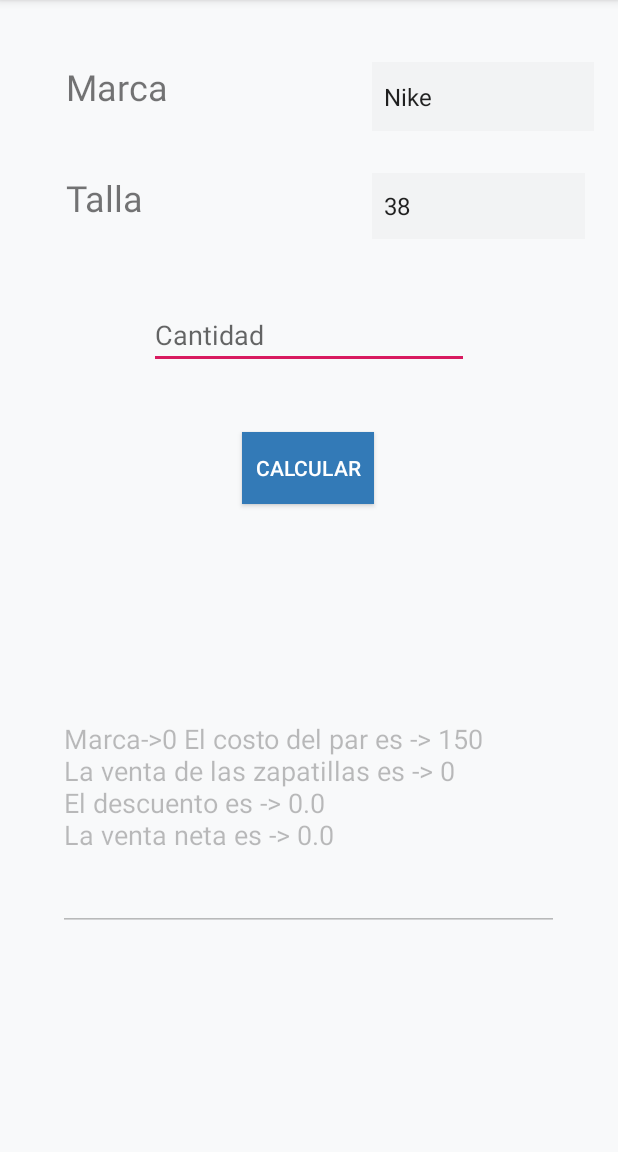
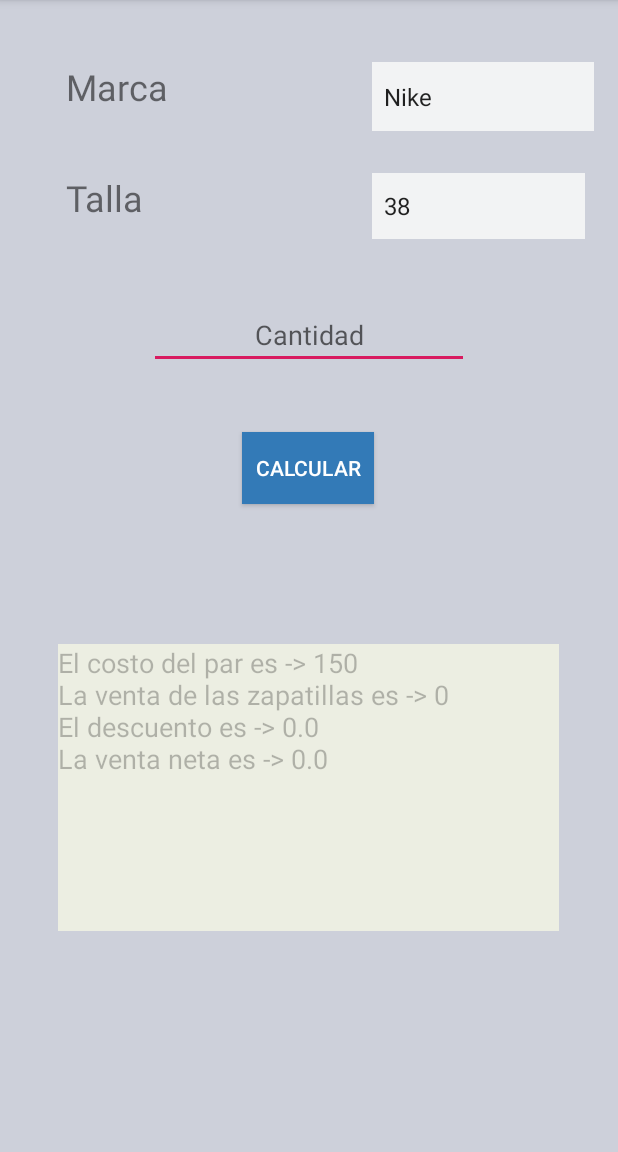
Before and after one commit to Ritoooo/App_clases, an Android app: the screen it shows after launch (Principal), after a tap on "CALCULAR", on a phone screen of 412 x 824 dp, the part 84-1236 px from its top. Run offline under Robolectric (Android 15) with nearby library versions, the phone set to English and light mode, and no system bars; 1 statement that could not run was skipped.

```diff
--- a/app/src/main/java/ucv/android/principal/ProductoDAO.java
+++ b/app/src/main/java/ucv/android/principal/ProductoDAO.java
@@ -24,7 +24,7 @@ public class ProductoDAO {
         double ventaNeta = calcularVentaNeta(this.objProductoBean);
         this.objProductoBean.setVentaNeta(ventaNeta);
 
-        mensaje =   "Marca->"+ marca+" El costo del par es -> "+ costo +"\n"+
+        mensaje =   "El costo del par es -> "+ costo +"\n"+
                     "La venta de las zapatillas es -> "+ venta + "\n"+
                     "El descuento es -> " + descuento + "\n"+
                     "La venta neta es -> " + ventaNeta;
--- a/app/src/main/res/layout/principal.xml
+++ b/app/src/main/res/layout/principal.xml
@@ -4,7 +4,7 @@
     xmlns:tools="http://schemas.android.com/tools"
     android:layout_width="match_parent"
     android:layout_height="match_parent"
-    android:background="#F8F9FA"
+    android:background="#CDD0DA"
     tools:context=".Principal">
 
     <Spinner
@@ -107,6 +107,7 @@
         android:ems="10"
         android:hint="Cantidad"
         android:inputType="number"
+        android:gravity="center"
         app:layout_constraintBottom_toBottomOf="parent"
         app:layout_constraintEnd_toEndOf="parent"
         app:layout_constraintStart_toStartOf="parent"
@@ -122,7 +123,10 @@
         android:layout_marginTop="8dp"
         android:layout_marginEnd="8dp"
         android:layout_marginBottom="8dp"
+        android:background="#ECEEE2"
+        android:gravity="clip_horizontal"
         android:ems="10"
+        android:hint="Aquí se Mostrarán los resultados"
         android:inputType="textMultiLine"
         app:layout_constraintBottom_toBottomOf="parent"
         app:layout_constraintEnd_toEndOf="parent"
```
